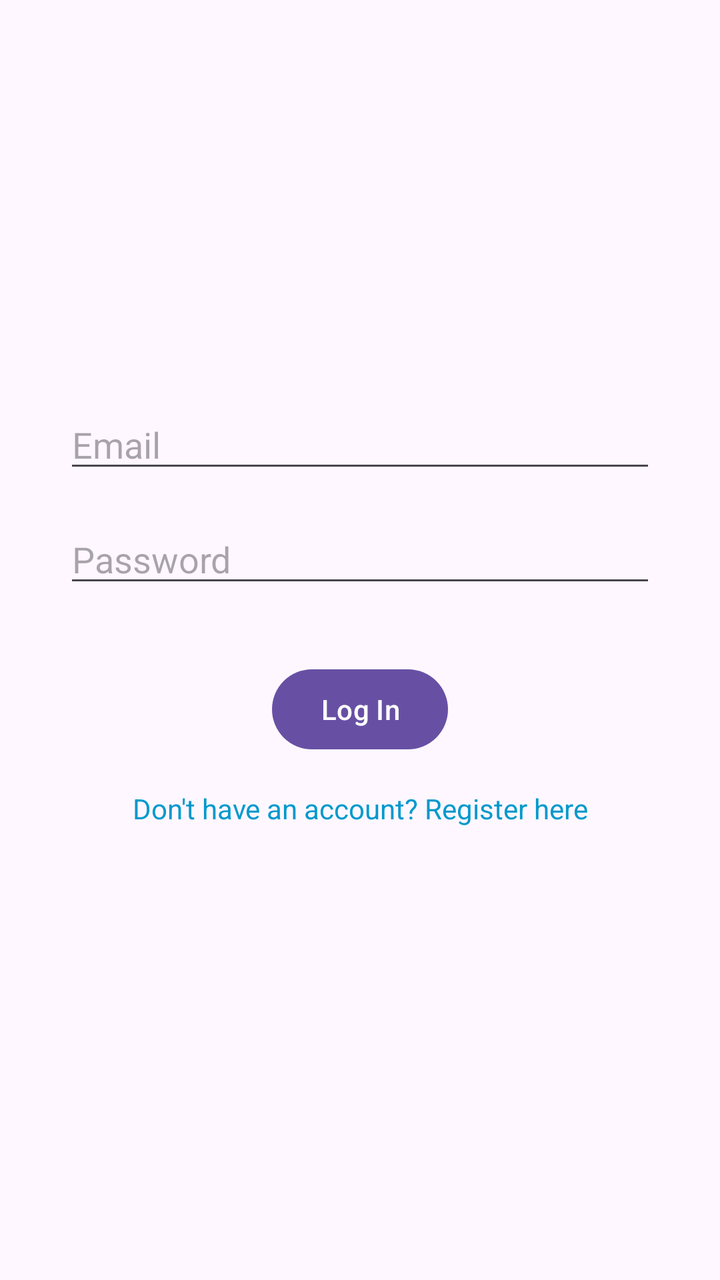
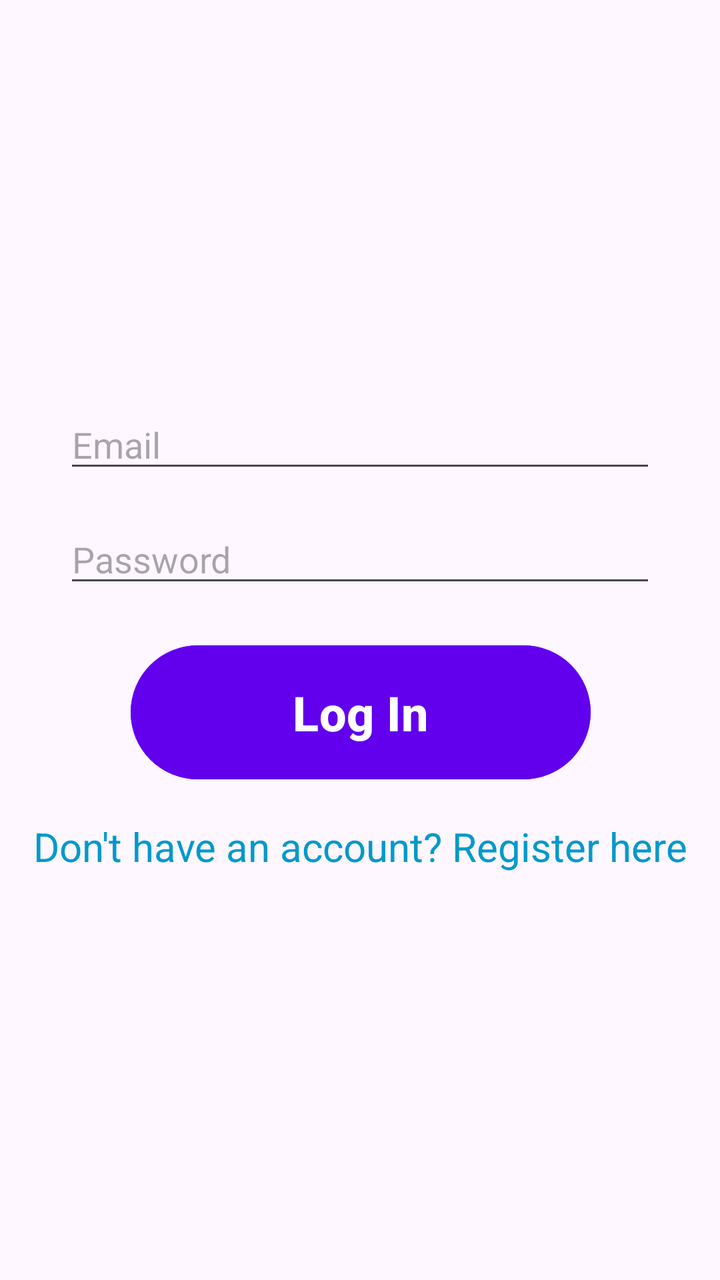

An Android layout rendered at two revisions. The XML below is the earlier revision; the diff shows what the commit changed to produce the second picture.
<!-- AndroidManifest.xml: application theme Theme.D308VacationPlanner -->
<!-- res/layout/activity_login.xml -->
<?xml version="1.0" encoding="utf-8"?>
<androidx.constraintlayout.widget.ConstraintLayout xmlns:android="http://schemas.android.com/apk/res/android"
    android:layout_width="match_parent"
    android:layout_height="match_parent"
    xmlns:app="http://schemas.android.com/apk/res-auto">

    <EditText
        android:id="@+id/emailEditText"
        android:layout_width="0dp"
        android:layout_height="wrap_content"
        android:hint="Email"
        android:inputType="textEmailAddress"
        android:layout_marginTop="200dp"
        android:layout_marginStart="32dp"
        android:layout_marginEnd="32dp"
        app:layout_constraintTop_toTopOf="parent"
        app:layout_constraintStart_toStartOf="parent"
        app:layout_constraintEnd_toEndOf="parent" />

    <EditText
        android:id="@+id/passwordEditText"
        android:layout_width="0dp"
        android:layout_height="wrap_content"
        android:hint="Password"
        android:inputType="textPassword"
        android:layout_marginTop="16dp"
        android:layout_marginStart="32dp"
        android:layout_marginEnd="32dp"
        app:layout_constraintTop_toBottomOf="@id/emailEditText"
        app:layout_constraintStart_toStartOf="parent"
        app:layout_constraintEnd_toEndOf="parent" />

    <Button
        android:id="@+id/loginButton"
        android:layout_width="wrap_content"
        android:layout_height="wrap_content"
        android:text="Log In"
        app:layout_constraintTop_toBottomOf="@id/passwordEditText"
        app:layout_constraintStart_toStartOf="parent"
        app:layout_constraintEnd_toEndOf="parent"
        android:layout_marginTop="32dp"/>

    <TextView
        android:id="@+id/registerText"
        android:layout_width="wrap_content"
        android:layout_height="wrap_content"
        android:text="Don't have an account? Register here"
        android:textColor="@android:color/holo_blue_dark"
        android:layout_marginTop="16dp"
        app:layout_constraintTop_toBottomOf="@id/loginButton"
        app:layout_constraintStart_toStartOf="parent"
        app:layout_constraintEnd_toEndOf="parent"
        android:clickable="true"/>

</androidx.constraintlayout.widget.ConstraintLayout>
<!-- resources referenced by this layout -->
<resources>
  <style name="Theme.D308VacationPlanner" parent="Base.Theme.D308VacationPlanner" />
  <style name="Base.Theme.D308VacationPlanner" parent="Theme.Material3.DayNight">
          
          
      </style>
</resources>

<!-- the commit's change to res/layout/activity_login.xml (unified diff, before → after) -->
@@ -32,13 +32,27 @@
 
     <Button
         android:id="@+id/loginButton"
-        android:layout_width="wrap_content"
-        android:layout_height="wrap_content"
+        android:layout_width="230dp"
+        android:layout_height="75dp"
+        android:layout_marginTop="20dp"
+        android:backgroundTint="@color/endGradient"
+        android:elevation="8dp"
+        android:paddingLeft="36dp"
+        android:paddingTop="16dp"
+        android:paddingRight="36dp"
+        android:paddingBottom="16dp"
         android:text="Log In"
+        android:textColor="@android:color/white"
+        android:textSize="24sp"
+        android:textStyle="bold"
+        app:cornerRadius="40dp"
+        app:layout_constraintEnd_toEndOf="parent"
+        app:layout_constraintHorizontal_bias="0.502"
+        app:layout_constraintStart_toStartOf="parent"
         app:layout_constraintTop_toBottomOf="@id/passwordEditText"
-        app:layout_constraintStart_toStartOf="parent"
-        app:layout_constraintEnd_toEndOf="parent"
-        android:layout_marginTop="32dp"/>
+        app:strokeColor="@android:color/transparent"
+        app:strokeWidth="3dp" />
+
 
     <TextView
         android:id="@+id/registerText"
@@ -46,6 +60,7 @@
         android:layout_height="wrap_content"
         android:text="Don't have an account? Register here"
         android:textColor="@android:color/holo_blue_dark"
+        android:textSize="20sp"
         android:layout_marginTop="16dp"
         app:layout_constraintTop_toBottomOf="@id/loginButton"
         app:layout_constraintStart_toStartOf="parent"
<!-- resource entries referenced after the edit -->
@@ -1,5 +1,6 @@
 <!-- resources referenced by this layout -->
 <resources>
+  <color name="endGradient">#6200EE</color>
   <style name="Theme.D308VacationPlanner" parent="Base.Theme.D308VacationPlanner" />
   <style name="Base.Theme.D308VacationPlanner" parent="Theme.Material3.DayNight">
           
